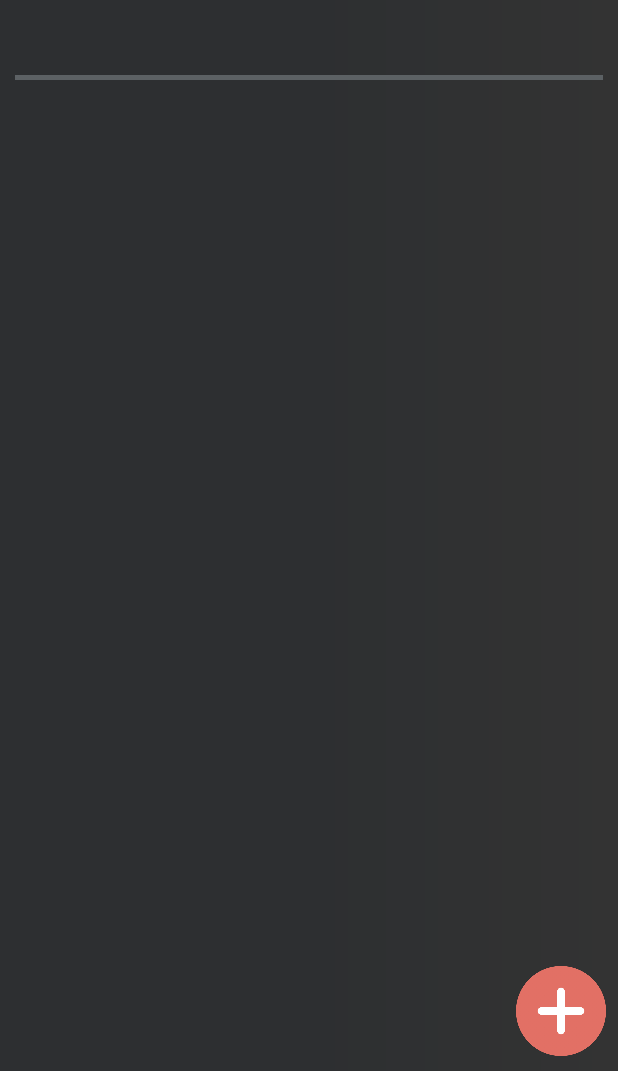
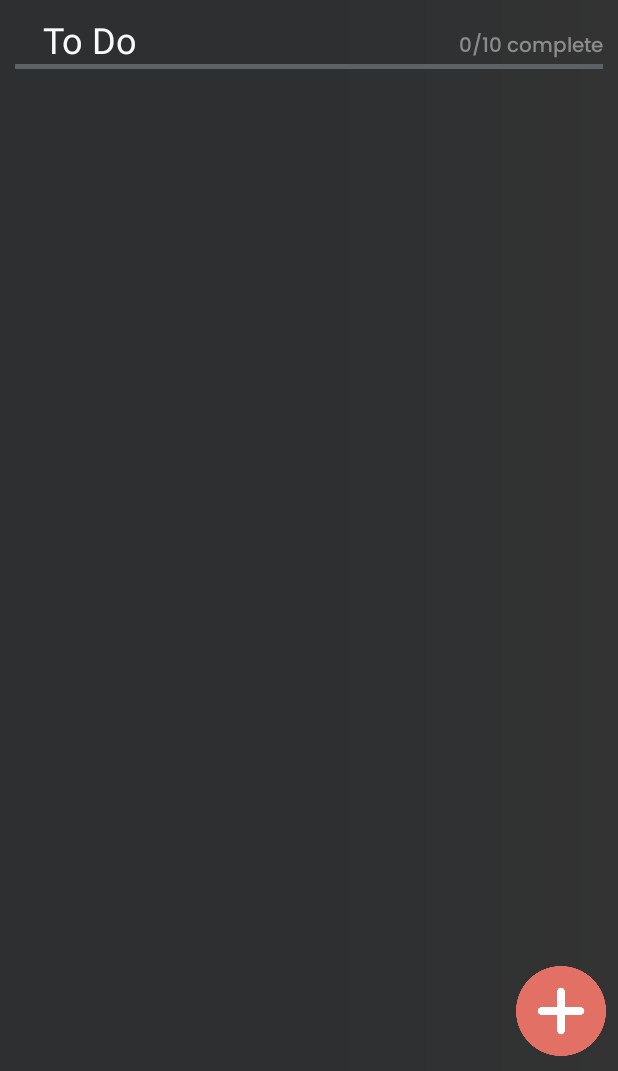
Before and after one commit to Thabiso81/TaskWiz, an Android app: the screen it shows after launch (MainActivity), on a phone screen of 412 x 824 dp, the part 165-1236 px from its top. Run offline under Robolectric (Android 15) with nearby library versions, the phone set to English and light mode, and no system bars; our stand-ins replace Room's generated code, navigation-ui; Roboto replaces fonts that are not available here.

Commit message:
chnages to motion layout in view current task fragment

```diff
--- a/app/src/main/java/com/thabiso81/taskwiz/view/fragments/ViewCurrentTasksFragment.kt
+++ b/app/src/main/java/com/thabiso81/taskwiz/view/fragments/ViewCurrentTasksFragment.kt
@@ -75,7 +75,7 @@ class ViewCurrentTasksFragment : Fragment(), TaskListAdapter.OnCheckboxClickList
 
     private fun setupUi() {
         binding.lytNoTasks.visibility = View.GONE
-        binding.lytTaskStats.visibility = View.GONE
+        setUpUI_Invisibile()
     }
 
 
@@ -164,10 +164,21 @@ class ViewCurrentTasksFragment : Fragment(), TaskListAdapter.OnCheckboxClickList
 
     }
 
+    private fun setUpUI_Invisibile(){
+        binding.edtRemainingTasks.visibility = View.GONE
+        binding.edtRemainingTasks.visibility = View.GONE
+        binding.lytDivider.visibility = View.GONE
+    }
+
+    private fun setUpUI_Visibile(){
+        binding.edtRemainingTasks.visibility = View.VISIBLE
+        binding.edtRemainingTasks.visibility = View.VISIBLE
+        binding.lytDivider.visibility = View.VISIBLE
+    }
     private fun onNoTasksAvailable() {
 
         binding.rvTasks.visibility = View.GONE
-        binding.lytTaskStats.visibility = View.GONE
+        setUpUI_Visibile()
         binding.lytNoTasks.visibility = View.VISIBLE
         binding.lytNoTasks.startAnimation(
             AnimationUtils.loadAnimation(
@@ -181,7 +192,7 @@ class ViewCurrentTasksFragment : Fragment(), TaskListAdapter.OnCheckboxClickList
 
     private fun onTasksAvailable() {
         binding.rvTasks.visibility = View.VISIBLE
-        binding.lytTaskStats.visibility = View.VISIBLE
+        setUpUI_Invisibile()
         binding.lottiAnimation.pauseAnimation()
         binding.lytNoTasks.visibility = View.GONE
     }
--- a/app/src/main/res/layout/fragment_view_current_tasks.xml
+++ b/app/src/main/res/layout/fragment_view_current_tasks.xml
@@ -34,28 +34,16 @@
             android:src="@drawable/ic_app_logo" />
     </LinearLayout>
 
-    <RelativeLayout
-        android:id="@+id/lytToDoLabel"
-        android:layout_width="match_parent"
-        android:layout_height="40dp"
-        android:layout_marginTop="10dp"
-        android:layout_marginBottom="10dp"
-        android:orientation="horizontal"
-        app:layout_constraintEnd_toEndOf="parent"
-        app:layout_constraintStart_toStartOf="parent"
-        app:layout_constraintTop_toBottomOf="@id/header">
 
-        <androidx.constraintlayout.widget.ConstraintLayout
-            android:id="@+id/lytTaskStats"
-            android:layout_width="match_parent"
-            android:layout_height="match_parent">
+
             <TextView
                 android:id="@+id/edtTaskTitle"
                 android:layout_width="wrap_content"
                 android:layout_height="wrap_content"
                 app:layout_constraintStart_toStartOf="parent"
-                app:layout_constraintBottom_toBottomOf="parent"
+                app:layout_constraintTop_toBottomOf="@id/header"
                 android:layout_marginBottom="2dp"
+                android:layout_marginTop="10dp"
                 android:width="120dp"
                 android:fontFamily="@font/asap_medium"
                 android:gravity="center"
@@ -69,32 +57,26 @@
                 android:layout_width="wrap_content"
                 android:layout_height="wrap_content"
                 app:layout_constraintEnd_toEndOf="parent"
-                app:layout_constraintBottom_toBottomOf="parent"
+                app:layout_constraintTop_toTopOf="@id/edtTaskTitle"
                 android:layout_gravity="right|bottom"
                 android:layout_marginBottom="2dp"
+                android:layout_marginTop="10dp"
                 android:fontFamily="@font/poppins_medium"
                 android:paddingHorizontal="10dp"
                 android:text="0/10 complete"
                 android:textColor="@color/hint_color"
                 android:textSize="13dp" />
-        </androidx.constraintlayout.widget.ConstraintLayout>
-
-
-
-
-
-
-    </RelativeLayout>
             <LinearLayout
                 android:id="@+id/lytDivider"
                 android:layout_width="match_parent"
                 android:layout_height="3dp"
-        app:layout_constraintTop_toBottomOf="@id/lytToDoLabel"
+                app:layout_constraintTop_toBottomOf="@id/edtTaskTitle"
+                app:layout_constraintStart_toStartOf="parent"
                 app:layout_constraintEnd_toEndOf="parent"
-        app:layout_constraintStart_toStartOf="parent"
                 android:layout_marginHorizontal="10dp"
                 android:background="@color/edit_text_color"
                 android:orientation="horizontal" />
+
 
     <RelativeLayout
         android:id="@+id/lytContent"
--- a/app/src/main/res/xml/fragment_view_current_tasks_scene.xml
+++ b/app/src/main/res/xml/fragment_view_current_tasks_scene.xml
@@ -24,6 +24,10 @@
                motion:motionTarget="@+id/header"
                motion:framePosition="100"
                android:scaleY="0" />
+           <!--<KeyAttribute
+               motion:motionTarget="@+id/edtRemainingTasks"
+               motion:framePosition="100"
+               android:scaleX="1.2" />-->
        </KeyFrameSet>
         <OnSwipe
             motion:touchAnchorId="@+id/header"
@@ -39,6 +43,13 @@
             android:layout_height="1dp"
             android:layout_width="match_parent"
              />
+        <Constraint
+            android:layout_width="wrap_content"
+            android:layout_height="wrap_content"
+            motion:layout_constraintTop_toTopOf="@id/edtTaskTitle"
+            android:layout_marginTop="10dp"
+            android:id="@+id/edtRemainingTasks"
+            motion:layout_constraintStart_toEndOf="@+id/edtTaskTitle" />
 
     </ConstraintSet>
 </MotionScene>
```
Lines whose indentation alone changed are shown as unchanged.
